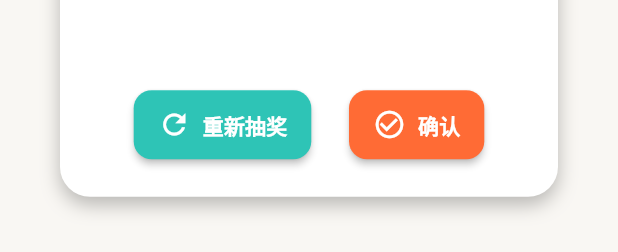
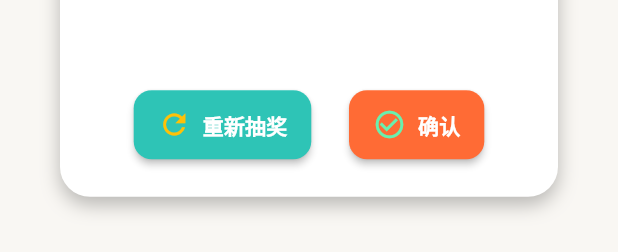
Before and after one commit to GraythornThanks/dinner_tonight, a Flutter app: the ResultDialog widget shown alone on an empty page, opened directly with empty values, on a phone screen of 412 x 824 dp. Shown: the part 698-950 px from the top of the screen. Run offline on Flutter 3.47's test engine with Material 3 defaults, Android fonts, the phone set to English and light mode, and no system bars; our stand-ins replace font_awesome_flutter, sqflite, sqflite_common_ffi; accounts and stored records are empty.

Commit message:
美化结果对话框：为重新抽奖和确认按钮添加自定义图标颜色

```diff
--- a/lib/widgets/result_dialog.dart
+++ b/lib/widgets/result_dialog.dart
@@ -113,6 +113,7 @@ class ResultDialog extends StatelessWidget {
                         Icons.refresh,
                         theme.colorScheme.secondary,
                         isSmallScreen,
+                        iconColor: Colors.amber,
                         onPressed: () {
                           Navigator.of(context).pop();
                           _startNewSpin(context);
@@ -124,6 +125,7 @@ class ResultDialog extends StatelessWidget {
                         Icons.check_circle_outline,
                         theme.colorScheme.primary,
                         isSmallScreen,
+                        iconColor: Colors.greenAccent,
                         onPressed: () {
                           _saveResult(context);
                           Navigator.of(context).pop();
@@ -146,7 +148,7 @@ class ResultDialog extends StatelessWidget {
     IconData icon,
     Color color,
     bool isSmallScreen,
-    {required VoidCallback onPressed}
+    {required VoidCallback onPressed, Color iconColor = Colors.white}
   ) {
     return ElevatedButton.icon(
       icon: Icon(
@@ -163,7 +165,8 @@ class ResultDialog extends StatelessWidget {
       onPressed: onPressed,
       style: ElevatedButton.styleFrom(
         backgroundColor: color,
-        foregroundColor: Colors.white,
+        foregroundColor: Colors.white, // 文字颜色
+        iconColor: iconColor, // 图标颜色
         elevation: 2,
         padding: EdgeInsets.symmetric(
           horizontal: isSmallScreen ? 12 : 16,
```
